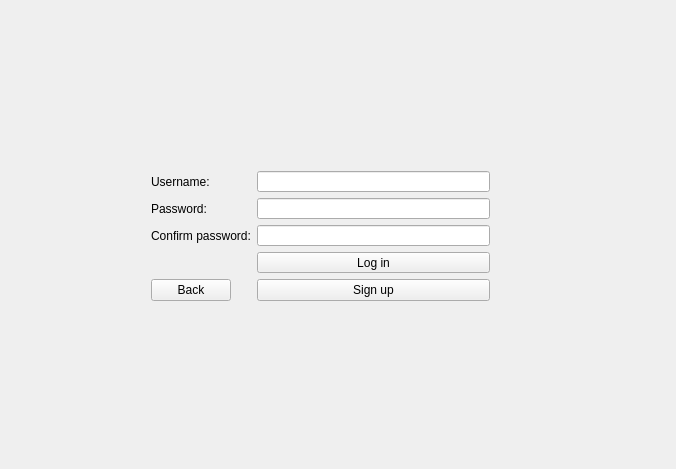
Qt form OnLib/OnLib/LoginWindow.ui (Andrew-Gh21/OnLib) before a commit.
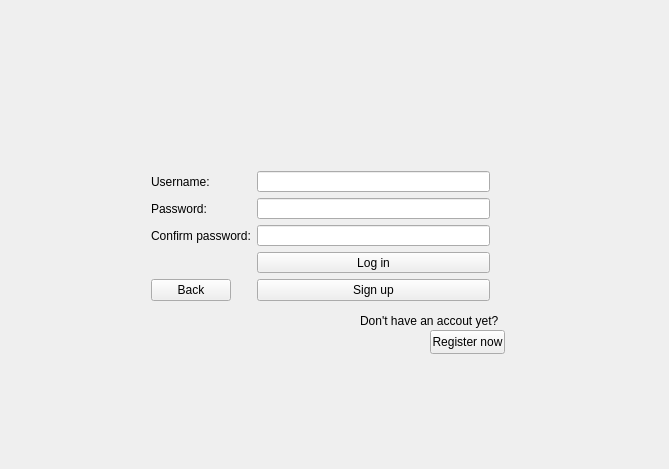
The same form after that commit.

Commit message:
Added register button, password validation, messages
Added register button and functionality to it, new messages for wrong username and password, added regex for password validation

```diff
--- a/OnLib/OnLib/LoginWindow.ui
+++ b/OnLib/OnLib/LoginWindow.ui
@@ -9,7 +9,7 @@
    <rect>
     <x>0</x>
     <y>0</y>
-    <width>676</width>
+    <width>669</width>
     <height>469</height>
    </rect>
   </property>
@@ -109,6 +109,32 @@
     </item>
    </layout>
   </widget>
+  <widget class="QPushButton" name="registerButton">
+   <property name="geometry">
+    <rect>
+     <x>430</x>
+     <y>330</y>
+     <width>75</width>
+     <height>24</height>
+    </rect>
+   </property>
+   <property name="text">
+    <string>Register now</string>
+   </property>
+  </widget>
+  <widget class="QLabel" name="labelRegisterButton">
+   <property name="geometry">
+    <rect>
+     <x>360</x>
+     <y>310</y>
+     <width>141</width>
+     <height>21</height>
+    </rect>
+   </property>
+   <property name="text">
+    <string>Don't have an accout yet?</string>
+   </property>
+  </widget>
  </widget>
  <layoutdefault spacing="6" margin="11"/>
  <resources/>
```
The commit also changes 3 other files.
